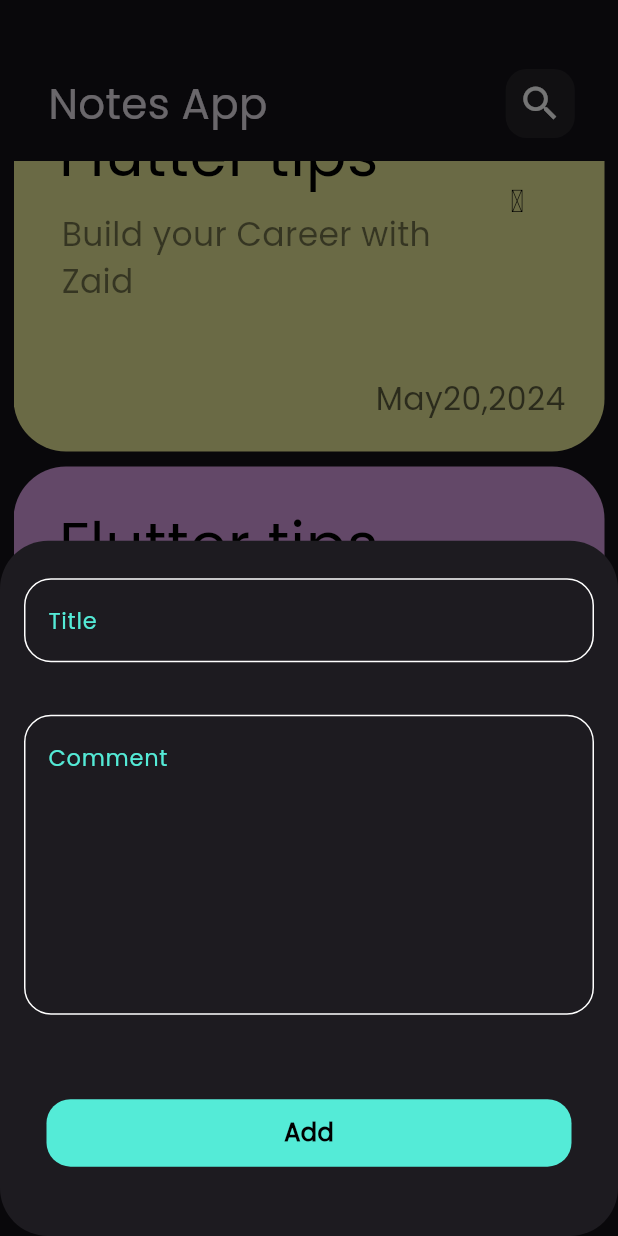
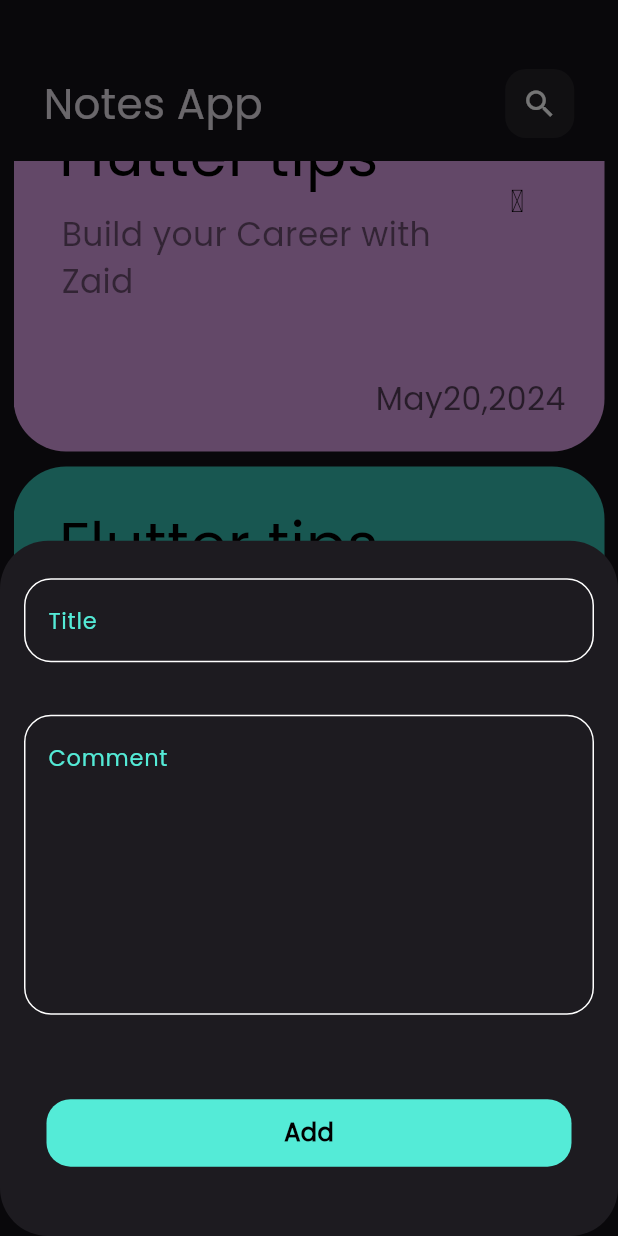
Before and after one commit to Zaid-Amanah/Notes_App, a Flutter app: the screen it shows after launch, scrolled down 576 dp, after a tap on the "add" icon, on a phone screen of 412 x 824 dp. Run offline on Flutter 3.47's test engine with Material 3 defaults, Android fonts, the phone set to English and light mode, and no system bars; missing offline and left inert: font_awesome_icon_class.

Commit message:
Add Edit Notes View

```diff
--- a/lib/main.dart
+++ b/lib/main.dart
@@ -1,4 +1,5 @@
 import 'package:flutter/material.dart';
+import 'package:notes_app/views/edit_notes_view.dart';
 import 'package:notes_app/views/notes_view.dart';
 
 void main() {
@@ -10,6 +11,9 @@ class Notesapp extends StatelessWidget {
   @override
   Widget build(BuildContext context) {
     return MaterialApp(
+      routes: {
+        EditNotesView.id: (context) => const EditNotesView(),
+      },
       theme: ThemeData(brightness: Brightness.dark, fontFamily: 'Poppins'),
       debugShowCheckedModeBanner: false,
       home: const NotesView(),
--- a/lib/views/notes_viewbody.dart
+++ b/lib/views/notes_viewbody.dart
@@ -14,7 +14,10 @@ class NotesViewBody extends StatelessWidget {
           SizedBox(
             height: 30,
           ),
-          CustomAppBar(),
+          CustomAppBar(
+            text: "Notes App",
+            icon: Icon(Icons.search),
+          ),
           Expanded(
             child: Padding(
               padding: EdgeInsets.only(bottom: 20, top: 15),
--- a/lib/widgets/AddNoteBottomSheet.dart
+++ b/lib/widgets/AddNoteBottomSheet.dart
@@ -1,6 +1,6 @@
 import 'package:flutter/material.dart';
 import 'package:notes_app/widgets/constants.dart';
-import 'package:notes_app/widgets/custem_Text_Field.dart';
+import 'package:notes_app/widgets/Custom_Text_Field.dart';
 
 class AddNoteBottomSheet extends StatelessWidget {
   const AddNoteBottomSheet({super.key});
@@ -9,10 +9,10 @@ class AddNoteBottomSheet extends StatelessWidget {
   Widget build(BuildContext context) {
     return Column(
       children: [
-        custemTextField(
+        CustomTextField(
           hintText: "Title",
         ),
-        custemTextField(
+        CustomTextField(
           hintText: "Comment",
           maxLines: 7,
         ),
--- a/lib/widgets/custem_Text_Field.dart
+++ b/lib/widgets/Custom_Text_Field.dart
@@ -3,8 +3,8 @@ import 'package:flutter/material.dart';
 import 'package:notes_app/widgets/constants.dart';
 
 // ignore: must_be_immutable, camel_case_types
-class custemTextField extends StatelessWidget {
-  custemTextField({super.key, this.maxLines = 1, this.onChange, this.hintText});
+class CustomTextField extends StatelessWidget {
+  CustomTextField({super.key, this.maxLines = 1, this.onChange, this.hintText});
   String? hintText;
   int? maxLines;
   Function(String)? onChange;
--- a/lib/widgets/custom_searchIcon.dart
+++ b/lib/widgets/custom_Icon.dart
@@ -1,8 +1,9 @@
+// ignore: file_names
 import 'package:flutter/material.dart';
 
-class CustomSearchIcon extends StatelessWidget {
-  const CustomSearchIcon({super.key});
-
+class CustomIcon extends StatelessWidget {
+  final Icon icon;
+  const CustomIcon({super.key, required this.icon});
   @override
   Widget build(BuildContext context) {
     return Container(
@@ -13,13 +14,7 @@ class CustomSearchIcon extends StatelessWidget {
         borderRadius: BorderRadius.circular(14),
       ),
       child: Center(
-        child: GestureDetector(
-          onTap: () => print("object"),
-          child: const Icon(
-            Icons.search,
-            size: 30,
-          ),
-        ),
+        child: GestureDetector(onTap: () => print("object"), child: icon),
       ),
     );
   }
--- a/lib/widgets/custom_appbar.dart
+++ b/lib/widgets/custom_appbar.dart
@@ -1,24 +1,30 @@
 import 'package:flutter/material.dart';
-import 'package:notes_app/widgets/custom_searchIcon.dart';
+import 'package:notes_app/widgets/custom_Icon.dart';
 
 class CustomAppBar extends StatelessWidget {
-  const CustomAppBar({super.key});
-
+  final String text;
+  final Icon icon;
+  const CustomAppBar({super.key, required this.text, required this.icon});
   @override
   Widget build(BuildContext context) {
-    return const Row(
+    return Row(
       children: [
+        const SizedBox(
+          width: 20,
+        ),
         Text(
-          "   Notes App",
-          style: TextStyle(
+          text,
+          style: const TextStyle(
             fontSize: 28,
           ),
         ),
-        Spacer(
+        const Spacer(
           flex: 8,
         ),
-        CustomSearchIcon(),
-        Spacer(),
+        CustomIcon(
+          icon: icon,
+        ),
+        const Spacer(),
       ],
     );
   }
--- a/lib/widgets/notelist_view.dart
+++ b/lib/widgets/notelist_view.dart
@@ -1,4 +1,5 @@
 import 'package:flutter/material.dart';
+import 'package:notes_app/views/edit_notes_view.dart';
 import 'package:notes_app/widgets/custom_noteitem.dart';
 
 class NotesListView extends StatelessWidget {
@@ -6,22 +7,42 @@ class NotesListView extends StatelessWidget {
   final List<Color> colorArray = const [
     Color(0xffFFCD7B),
     Color(0xff77D6EF),
-    Color(0xffE8E897),
     Color(0xffD89CE2),
+    Color(0xff34BDB0),
     Color(0xffFFCD7B),
     Color(0xff77D6EF),
-    Color(0xffE8E897),
     Color(0xffD89CE2),
+    Color(0xff34BDB0),
+    Color(0xffFFCD7B),
+    Color(0xff77D6EF),
+    Color(0xffD89CE2),
+    Color(0xff34BDB0),
+    Color(0xffFFCD7B),
+    Color(0xff77D6EF),
+    Color(0xffD89CE2),
+    Color(0xff34BDB0),
   ];
-  //final Color firstColor = colorArray[0];
   @override
   Widget build(BuildContext context) {
     return ListView.builder(
       padding: EdgeInsets.zero,
       itemBuilder: (context, index) => Padding(
         padding: const EdgeInsets.only(bottom: 10),
-        child: NotesItem(
-          color: colorArray[index],
+        child: GestureDetector(
+          onTap: () {
+            // Navigator.pushNamed(context, "EditNotesView");
+            Navigator.push(
+              context,
+              MaterialPageRoute(
+                builder: (context) {
+                  return const EditNotesView();
+                },
+              ),
+            );
+          },
+          child: NotesItem(
+            color: colorArray[index],
+          ),
         ),
       ),
     );
```
Also changed, not shown: lib/views/edit_notes_view.dart (added, +31 -0 lines).
